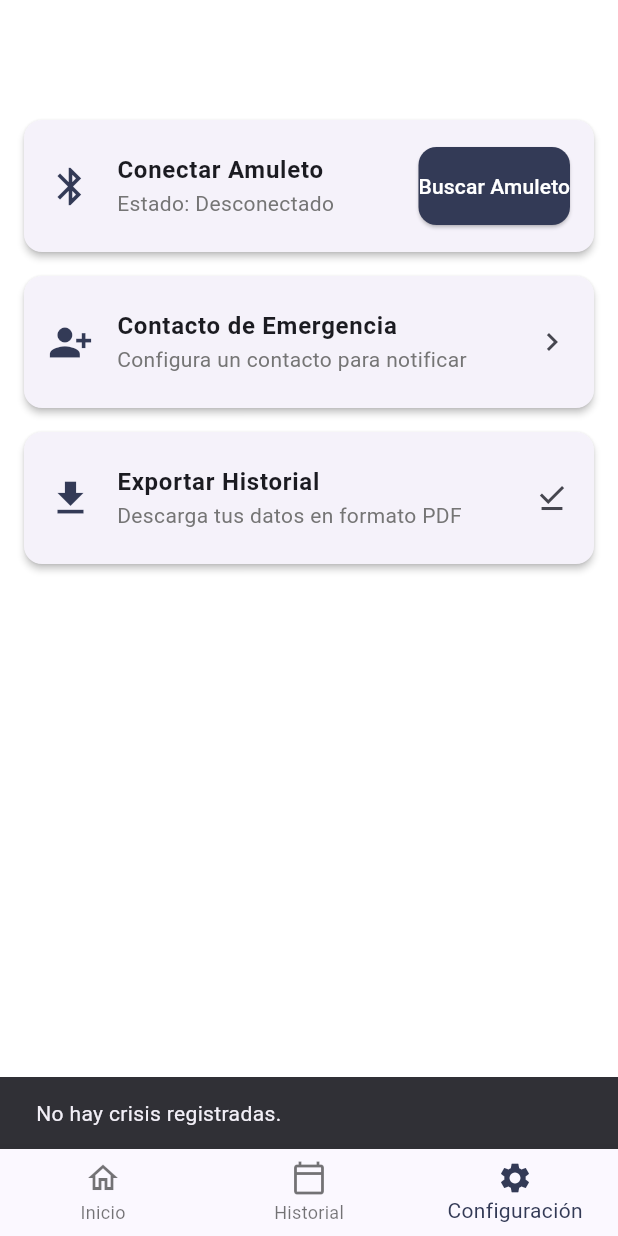
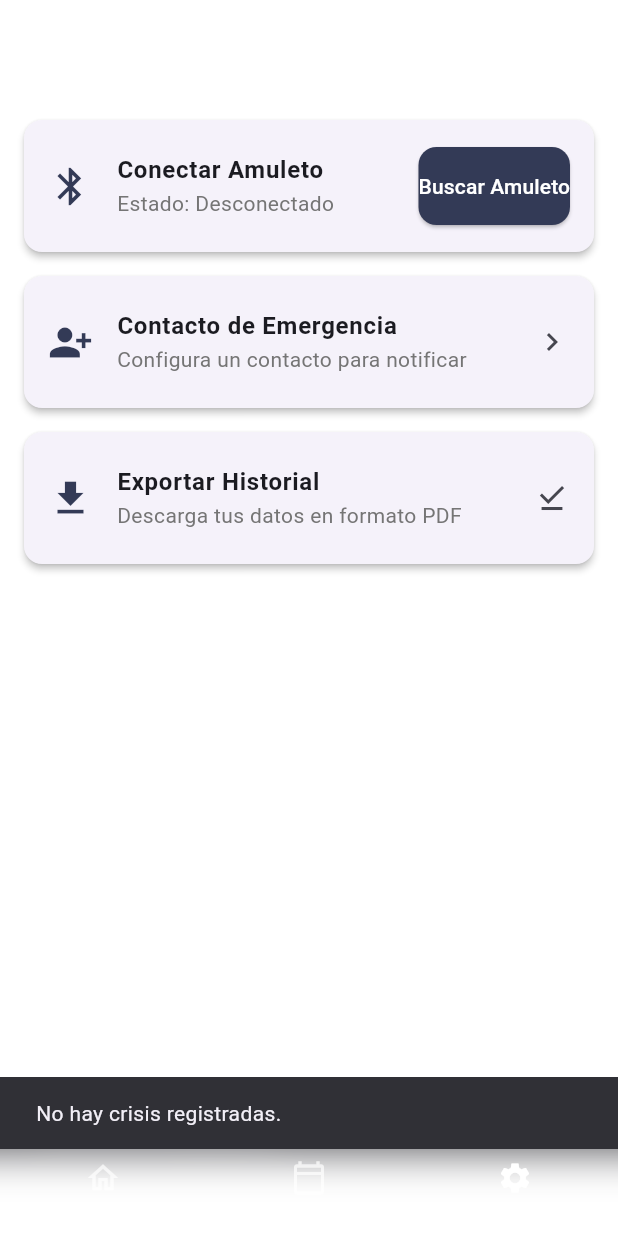
Before and after one commit to janisepulveda/auna, a Flutter app: the MainScaffold screen opened directly, item 3 of the bottom bar chosen, after a tap on "Exportar Historial", on a phone screen of 412 x 824 dp. Run offline on Flutter 3.47's test engine with Material 3 defaults, Android fonts, the phone set to English and light mode, and no system bars; our stand-ins replace pdf, permission_handler, shared_preferences, table_calendar; missing offline and left inert: flutter_reactive_ble, open_file_plus; accounts and stored records are empty.

Commit message:
agregar liquid glass

```diff
--- a/auna_app/lib/main_scaffold.dart
+++ b/auna_app/lib/main_scaffold.dart
@@ -1,5 +1,6 @@
-// main_scaffold.dart
+// lib/main_scaffold.dart
 import 'package:flutter/material.dart';
+import 'dart:ui'; // <-- 1. IMPORTA ESTO para el ImageFilter
 import 'home_screen.dart';
 import 'history_screen.dart';
 import 'settings_screen.dart';
@@ -14,7 +15,6 @@ class MainScaffold extends StatefulWidget {
 class _MainScaffoldState extends State<MainScaffold> {
   int _selectedIndex = 0;
 
-  // Lista de las pantallas para la navegación
   static const List<Widget> _widgetOptions = <Widget>[
     HomeScreen(),
     HistoryScreen(),
@@ -30,10 +30,21 @@ class _MainScaffoldState extends State<MainScaffold> {
   @override
   Widget build(BuildContext context) {
     return Scaffold(
+      // Permite que el body (tu jardín) se dibuje detrás de la barra
+      extendBody: true,
+
       body: Center(
         child: _widgetOptions.elementAt(_selectedIndex),
       ),
-      bottomNavigationBar: BottomNavigationBar(
+
+      bottomNavigationBar: ClipRect( // Corta el efecto de desenfoque
+        child: BackdropFilter( // Aplica el desenfoque
+          filter: ImageFilter.blur(sigmaX: 15, sigmaY: 15),
+          child: BottomNavigationBar(
+            backgroundColor: Colors.white.withOpacity(0.1), // Tinte translúcido
+            elevation: 0, // Sin sombra
+
+            // Tus items (sin cambios)
             items: const <BottomNavigationBarItem>[
               BottomNavigationBarItem(
                 icon: Icon(Icons.home_outlined),
@@ -52,8 +63,14 @@ class _MainScaffoldState extends State<MainScaffold> {
               ),
             ],
             currentIndex: _selectedIndex,
-        selectedItemColor: Theme.of(context).colorScheme.primary,
+
+            // Ajustamos colores para que se lean bien sobre el fondo
+            selectedItemColor: Colors.white,
+            unselectedItemColor: Colors.white70,
+
             onTap: _onItemTapped,
+          ),
+        ),
       ),
     );
   }
--- a/auna_app/lib/settings_screen.dart
+++ b/auna_app/lib/settings_screen.dart
@@ -306,7 +306,7 @@ class _SettingsScreenState extends State<SettingsScreen> {
           pw.Paragraph(text: 'Generado el: ${DateFormat.yMMMMd('es_CL').add_Hm().format(DateTime.now())}', style: const pw.TextStyle(fontSize: 10, color: PdfColors.grey)),
           pw.SizedBox(height: 20),
           pw.TableHelper.fromTextArray( // Usamos TableHelper
-            headers: ['Fecha', 'Hora', 'Intensidad', 'Duración (min)', 'Notas'],
+            headers: ['Fecha', 'Hora', 'Intensidad', 'Duración (seg)', 'Notas'],
             data: crises.map((crisis) => [
               dateFormatter.format(crisis.date), timeFormatter.format(crisis.date),
               crisis.intensity.toInt().toString(), crisis.duration.toString(),
```
Also changed, not shown: auna_app/assets/imagenes/dia.png, auna_app/assets/imagenes/noche.png, auna_app/assets/imagenes/tarde.png. Lines whose indentation alone changed are shown as unchanged.
